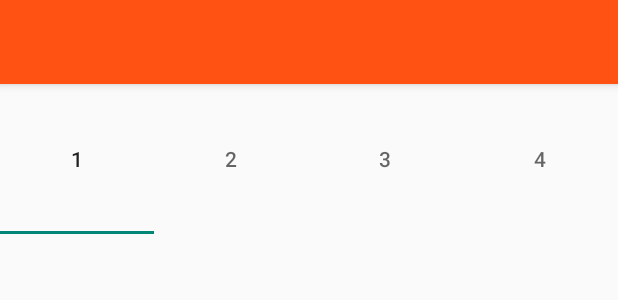
After one commit to RivenPlayer-1/Android, an Android app: the layout activity_practise_first.xml on its own in the app's theme, with its tools: preview values and no code run, on a phone screen of 412 x 824 dp. The commit adds this screen. Shown: the top 300 px of the screen. Run offline under Robolectric (Android 15) with nearby library versions, the phone set to English and light mode, and no system bars.

Commit message:
feat(自定义View): 修改View模块

```diff
--- /dev/null
+++ b/CustomView/app/src/main/res/layout/activity_practise_first.xml
@@ -0,0 +1,53 @@
+<?xml version="1.0" encoding="utf-8"?>
+<androidx.constraintlayout.widget.ConstraintLayout xmlns:android="http://schemas.android.com/apk/res/android"
+    xmlns:app="http://schemas.android.com/apk/res-auto"
+    xmlns:tools="http://schemas.android.com/tools"
+    android:layout_width="match_parent"
+    android:layout_height="match_parent"
+    tools:context=".views.pra1.PractiseFirstActivity">
+
+    <androidx.appcompat.widget.Toolbar
+        android:id="@+id/my_toolbar"
+        android:layout_width="match_parent"
+        android:layout_height="?attr/actionBarSize"
+        android:background="#ff5213"
+        android:elevation="4dp"
+        android:theme="@style/ThemeOverlay.AppCompat.ActionBar"
+        app:layout_constraintTop_toTopOf="parent"
+        app:popupTheme="@style/ThemeOverlay.AppCompat.Light" />
+
+    <com.google.android.material.tabs.TabLayout
+        android:id="@+id/my_tab_layout"
+        android:layout_width="match_parent"
+        android:layout_height="100dp"
+        app:layout_constraintTop_toBottomOf="@id/my_toolbar">
+
+        <com.google.android.material.tabs.TabItem
+            android:layout_width="wrap_content"
+            android:layout_height="match_parent"
+            android:text="1" />
+
+        <com.google.android.material.tabs.TabItem
+            android:layout_width="wrap_content"
+            android:layout_height="match_parent"
+            android:text="2" />
+
+        <com.google.android.material.tabs.TabItem
+            android:layout_width="wrap_content"
+            android:layout_height="match_parent"
+            android:text="3" />
+
+        <com.google.android.material.tabs.TabItem
+            android:layout_width="wrap_content"
+            android:layout_height="match_parent"
+            android:text="4" />
+    </com.google.android.material.tabs.TabLayout>
+
+    <androidx.viewpager2.widget.ViewPager2
+        android:id="@+id/my_vp"
+        android:layout_width="match_parent"
+        android:layout_height="wrap_content"
+        app:layout_constraintTop_toBottomOf="@id/my_tab_layout"
+
+        />
+</androidx.constraintlayout.widget.ConstraintLayout>
```
Also changed, not shown: CustomView/app/src/main/AndroidManifest.xml (+6 -2 lines), CustomView/app/src/main/java/com/example/customview/DensityUtil.kt (added, +33 -0 lines), CustomView/app/src/main/java/com/example/customview/views/pra1/ViewPageAdapter.kt (added, +21 -0 lines), CustomView/app/src/main/res/layout/custom_scroll_view.xml (+14 -3 lines), CustomView/app/src/main/res/menu/view_menu.xml (added, +21 -0 lines), CustomView/app/src/main/res/values/colors.xml (+8 -0 lines).
